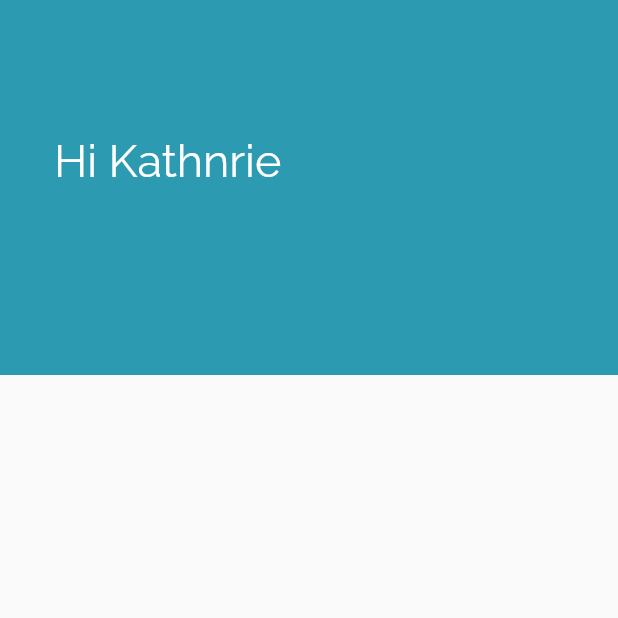
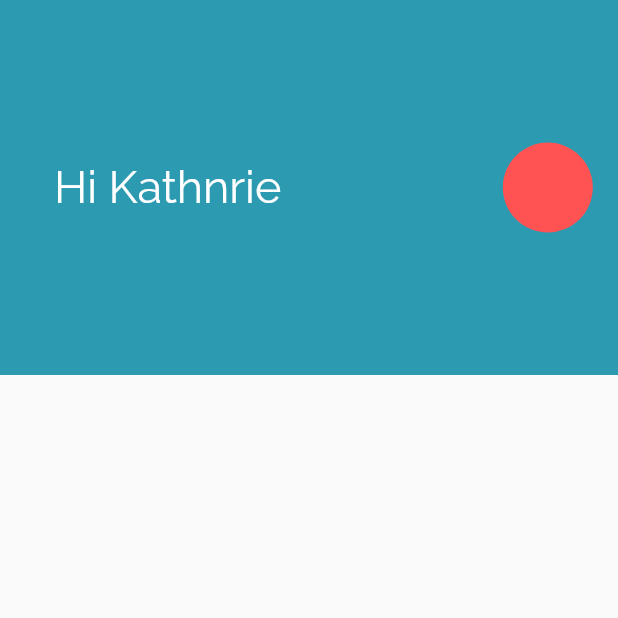
Before and after one commit to imvsharma/taskmanager, a Flutter app: the screen it shows after launch, on a phone screen of 412 x 824 dp, the top half of it. Run offline on Flutter 3.47's test engine with Material 2 defaults, Android fonts, the phone set to English and light mode, and no system bars.

Commit message:
add user pic div in app bar

```diff
--- a/client/lib/screens/home.dart
+++ b/client/lib/screens/home.dart
@@ -12,35 +12,43 @@ class HomeState extends State<Home> {
         appBar: PreferredSize(
           preferredSize: Size.fromHeight(250.0),
             child: Container(
+              height: 250,
               color: const Color(0xFF2C9AB0),
-          padding: EdgeInsets.only(left: 20, top: 40),
-          child: Stack(
+              child: Row(
+                crossAxisAlignment: CrossAxisAlignment.center,
                 children: <Widget>[
-              Positioned(
-                height: 250,
-                child: Row(
-                  mainAxisAlignment: MainAxisAlignment.start,
-                  crossAxisAlignment: CrossAxisAlignment.start,
-                  children: <Widget>[
-                    Padding(
-                      padding: EdgeInsets.only(left: 16, top: 50),
-                      child: Text('Hi Kathnrie',
-                        style: TextStyle(fontSize: 30, fontFamily: 'RalewayRegular', color: Colors.white),
+                  Expanded(
+                    flex: 7,
+                    child: Padding(
+                      padding: EdgeInsets.only(left: 36),
+                        child: Text(
+                          'Hi Kathnrie',
+                          style: TextStyle(
+                              fontSize: 30,
+                              fontFamily: 'RalewayRegular',
+                              color: Colors.white),
+                        )),
+                  ),
+                  Expanded(
+                    flex: 3,
+                    child: Padding(
+                        padding: EdgeInsets.only(left: 30),
+                        child: CircleAvatar(
+                          backgroundColor: Colors.redAccent,
+                          minRadius: 30,
+                          maxRadius: 30,
                         )
-                    ),
-                  ],
-                ),
+                        /* IconButton(
+                          icon: Icon(Icons.account_circle),
+                          onPressed: () {},
+                        ) */),
                   )
                 ],
               ),
       ),
-
-      )
-
-    );
+    ));
   }
 }
-
 
 /* PreferredSize(
         preferredSize: Size.fromHeight(200.0),
```
Also changed, not shown: client/assets/images/userpic.jpg (added), 2 other files. Lines whose indentation alone changed are shown as unchanged.
